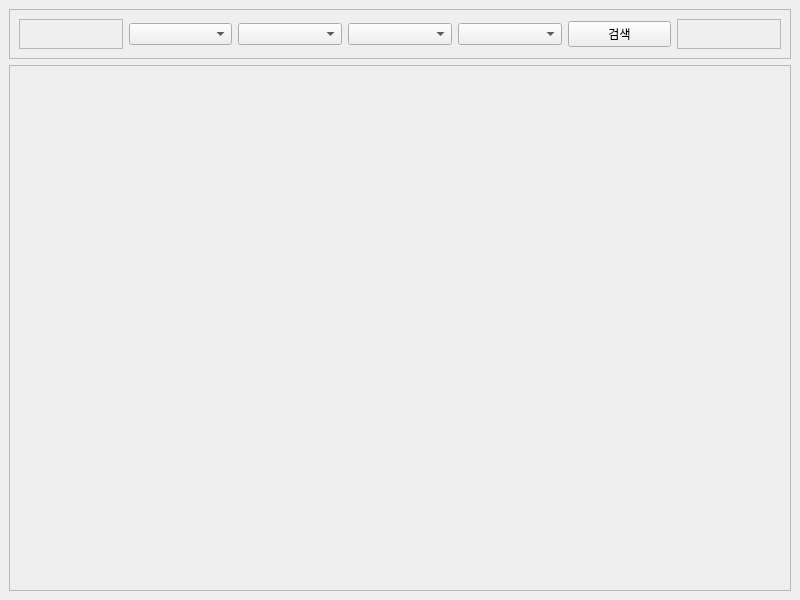
The window that heatmap.ui (comsa33/jeojson-heatmap_python_project) describes before a commit, drawn with Qt 5.
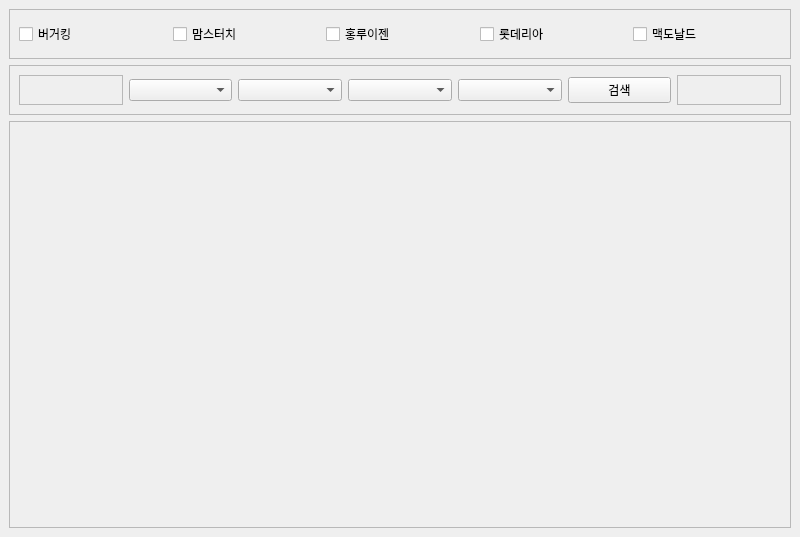
The same window after the commit.

The edit to the form file:
```diff
--- a/heatmap.ui
+++ b/heatmap.ui
@@ -7,7 +7,7 @@
     <x>0</x>
     <y>0</y>
     <width>800</width>
-    <height>600</height>
+    <height>537</height>
    </rect>
   </property>
   <property name="windowTitle">
@@ -15,6 +15,68 @@
   </property>
   <widget class="QWidget" name="centralwidget">
    <layout class="QVBoxLayout" name="verticalLayout">
+    <item>
+     <widget class="QFrame" name="frame_5">
+      <property name="enabled">
+       <bool>true</bool>
+      </property>
+      <property name="minimumSize">
+       <size>
+        <width>0</width>
+        <height>0</height>
+       </size>
+      </property>
+      <property name="maximumSize">
+       <size>
+        <width>16777215</width>
+        <height>50</height>
+       </size>
+      </property>
+      <property name="frameShape">
+       <enum>QFrame::StyledPanel</enum>
+      </property>
+      <property name="frameShadow">
+       <enum>QFrame::Raised</enum>
+      </property>
+      <layout class="QHBoxLayout" name="horizontalLayout_3">
+       <item>
+        <widget class="QCheckBox" name="bk_check">
+         <property name="text">
+          <string>버거킹</string>
+         </property>
+        </widget>
+       </item>
+       <item>
+        <widget class="QCheckBox" name="mom_check">
+         <property name="text">
+          <string>맘스터치</string>
+         </property>
+        </widget>
+       </item>
+       <item>
+        <widget class="QCheckBox" name="h_check">
+         <property name="text">
+          <string>홍루이젠</string>
+         </property>
+        </widget>
+       </item>
+       <item>
+        <widget class="QCheckBox" name="l_check">
+         <property name="text">
+          <string>롯데리아</string>
+         </property>
+        </widget>
+       </item>
+       <item>
+        <widget class="QCheckBox" name="mc_check">
+         <property name="text">
+          <string>맥도날드</string>
+         </property>
+        </widget>
+       </item>
+      </layout>
+     </widget>
+    </item>
     <item>
      <widget class="QFrame" name="frame">
       <property name="maximumSize">
```
